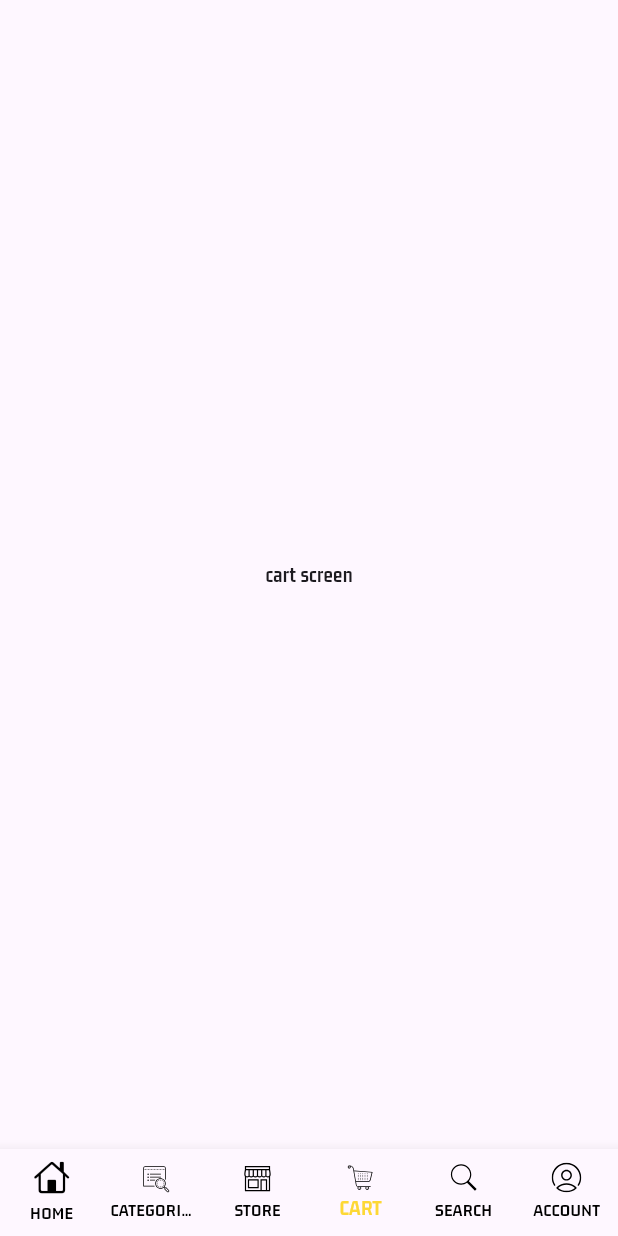
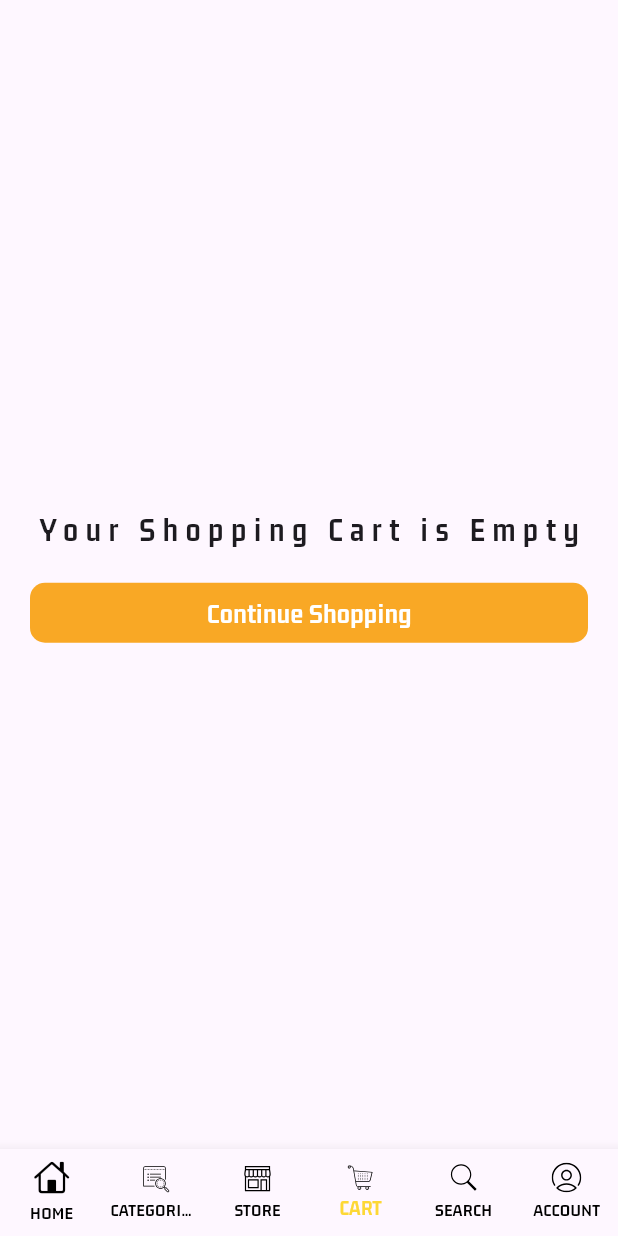
Before and after one commit to Medagangoda/multi_store_mobile, a Flutter app: the MainScreen screen opened directly, item 4 of the bottom bar chosen, on a phone screen of 412 x 824 dp. Run offline on Flutter 3.47's test engine with Material 3 defaults, Android fonts, the light colour scheme and no system bars; our stand-ins replace cached_network_image, cloud_firestore, firebase_auth, firebase_core, firebase_storage, flutter_svg and 2 more; accounts and stored records are empty; network calls fail.

Commit message:
level up

```diff
--- a/lib/views/buyers/nav_screens/cart_screen.dart
+++ b/lib/views/buyers/nav_screens/cart_screen.dart
@@ -1,7 +1,3 @@
-
-
-
-
 import 'package:flutter/material.dart';
 
 class CartScreen extends StatelessWidget {
@@ -9,8 +5,38 @@ class CartScreen extends StatelessWidget {
 
   @override
   Widget build(BuildContext context) {
-    return Center(
-      child: Text('cart screen'),
+    return Scaffold(
+      body: Center(
+        child: Column(
+          mainAxisAlignment: MainAxisAlignment.center,
+          children: [
+            Text(
+              'Your Shopping Cart is Empty',
+              style: TextStyle(
+                fontSize: 22,
+                fontWeight: FontWeight.bold,
+                letterSpacing: 5,
+              ),
+            ),
+            SizedBox(height: 20,),
+
+            Container(
+              height: 40,
+              width: MediaQuery.of(context).size.width - 40,
+              decoration: BoxDecoration(
+                color: Colors.yellow.shade800,
+                borderRadius: BorderRadius.circular(10),
+              ),
+              child: Center(
+                child: Text(
+                  'Continue Shopping',
+                  style: TextStyle(fontSize: 19, color: Colors.white),
+                ),
+              ),
+            ),
+          ],
+        ),
+      ),
     );
   }
 }
--- a/pubspec.yaml
+++ b/pubspec.yaml
@@ -40,6 +40,8 @@ dependencies:
   firebase_auth: ^5.3.4
   firebase_storage: ^12.3.7
   image_picker: ^1.1.2
+  cached_network_image: ^3.4.1
+  shimmer_animation: ^2.2.1
 
 dev_dependencies:
   flutter_test:
```
Also changed, not shown: lib/views/buyers/nav_screens/widgets/banner_widget.dart (+19 -7 lines), pubspec.lock, 1 other file.
